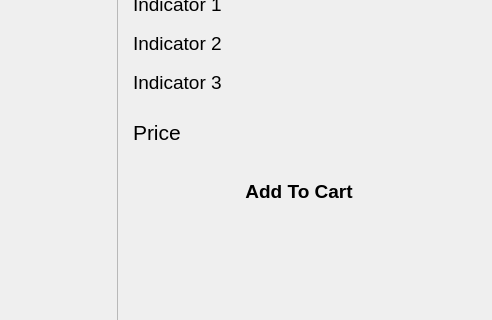
Before: the Qt Designer form userinterface.ui in lakshya076/CafeTest, drawn with Qt 5; both pictures show x 792 to 1284 and y 181 to 501 of the 1284 by 773 pixel window.
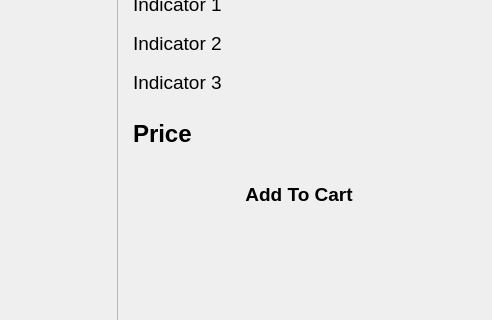
After: the same form once the commit is applied. The open tabs and pages were chosen to show the change. Icons and pictures are not drawn. Custom widgets are drawn as their Qt base class.

The edit to the form file:
```diff
--- a/userinterface.ui
+++ b/userinterface.ui
@@ -1074,7 +1074,8 @@
                   <widget class="QLabel" name="dotdPrice">
                    <property name="font">
                     <font>
-                     <pointsize>16</pointsize>
+                     <pointsize>18</pointsize>
+                     <bold>true</bold>
                     </font>
                    </property>
                    <property name="text">
```
Left out of the diff: 50 changed lines with no effect on the pictures.
